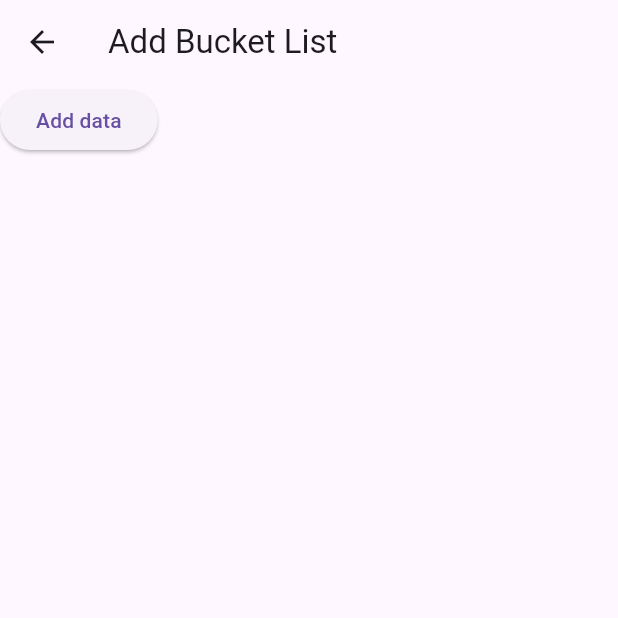
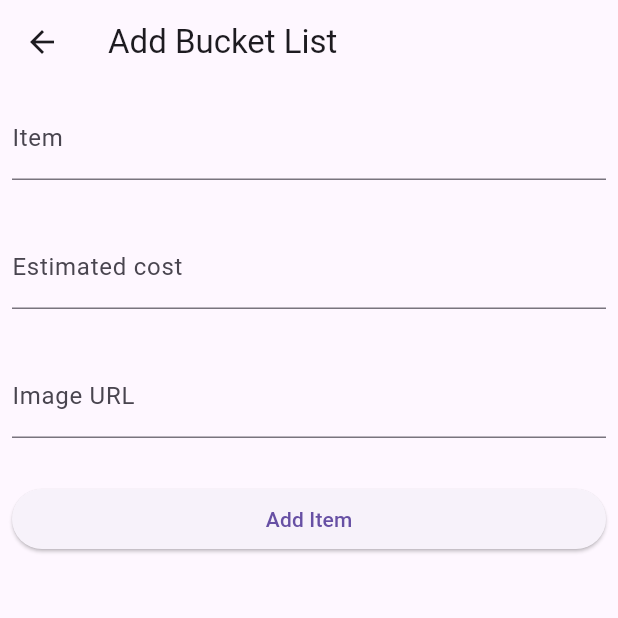
Before and after one commit to asvpxvivien/bucketList_app, a Flutter app: the screen it shows after launch, after a tap on the "add" icon, on a phone screen of 412 x 824 dp, the top half of it. Run offline on Flutter 3.47's test engine with Material 3 defaults, Android fonts, the phone set to English and light mode, and no system bars; our stand-ins replace dio; network calls fail.

Commit message:
Finalization of adding data in API

```diff
--- a/lib/add_BucketList.dart
+++ b/lib/add_BucketList.dart
@@ -10,13 +10,15 @@ class AddBucketListScreen extends StatefulWidget {
 }
 
 class _AddBucketListScreenState extends State<AddBucketListScreen> {
+  TextEditingController itemText = TextEditingController();
+  TextEditingController costText = TextEditingController();
+  TextEditingController imageURLText = TextEditingController();
   Future<void> addData() async {
     try {
       Map<String, dynamic> data = {
-        "item": "visit Nepal",
-        "cost": 2000,
-        "image":
-            "https://www.travels2nepal.com/images/tour/nepal-tour-packages/nepal-tour-packages1.jpg",
+        "item": "itemText.text",
+        "cost": costText.text,
+        "image": imageURLText.text,
         "completed": false,
       };
 
@@ -34,7 +36,38 @@ class _AddBucketListScreenState extends State<AddBucketListScreen> {
   Widget build(BuildContext context) {
     return Scaffold(
       appBar: AppBar(title: Text("Add Bucket List")),
-      body: ElevatedButton(onPressed: addData, child: Text("Add data")),
+      body: Padding(
+        padding: const EdgeInsets.all(8.0),
+        child: Column(
+          children: [
+            TextField(
+              controller: itemText,
+              decoration: InputDecoration(label: Text("Item")),
+            ),
+            SizedBox(height: 30),
+            TextField(
+              controller: costText,
+              decoration: InputDecoration(label: Text("Estimated cost")),
+            ),
+            SizedBox(height: 30),
+            TextField(
+              controller: imageURLText,
+              decoration: InputDecoration(label: Text("Image URL")),
+            ),
+            SizedBox(height: 30),
+            Row(
+              children: [
+                Expanded(
+                  child: ElevatedButton(
+                    onPressed: addData,
+                    child: Text("Add Item"),
+                  ),
+                ),
+              ],
+            ),
+          ],
+        ),
+      ),
     );
   }
 }
```
Also changed, not shown: lib/mainScreen.dart (+6 -7 lines).
